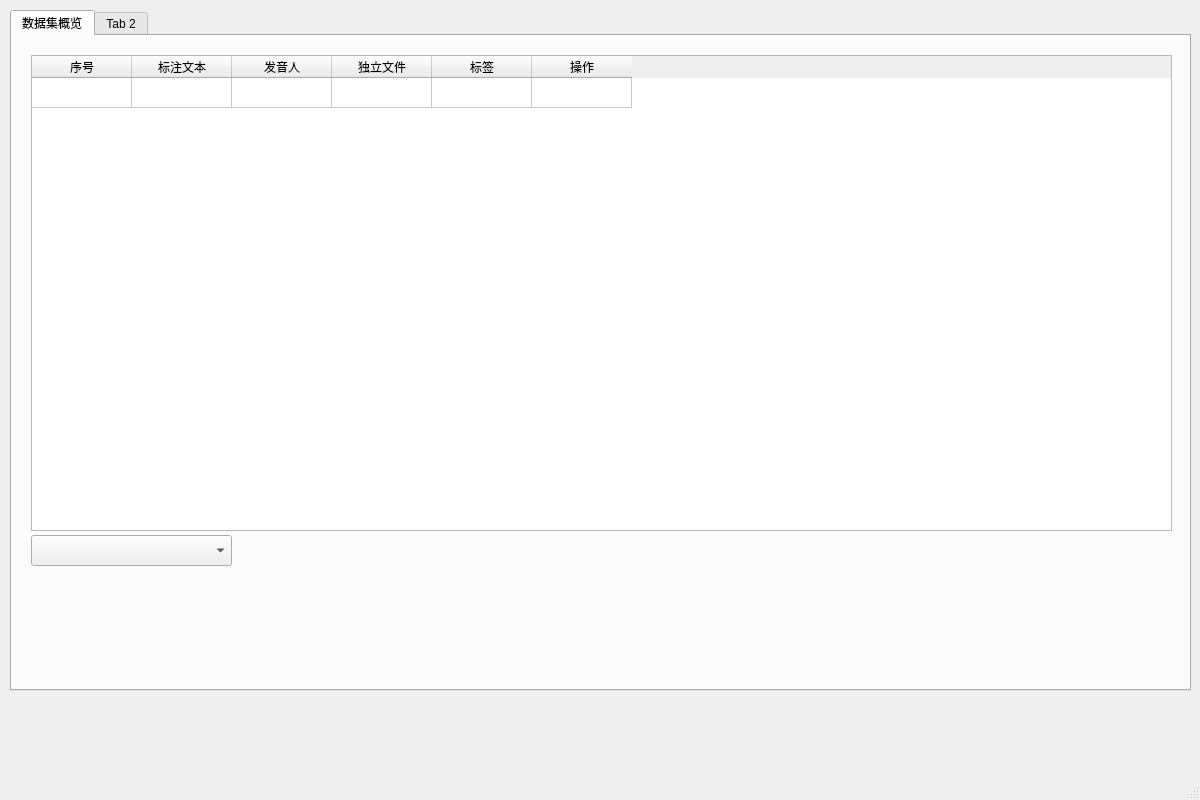
The window that ui/uifiles/dataset_view.ui (kslz/sound_dataset_tools2) describes before a commit, drawn with Qt 5.
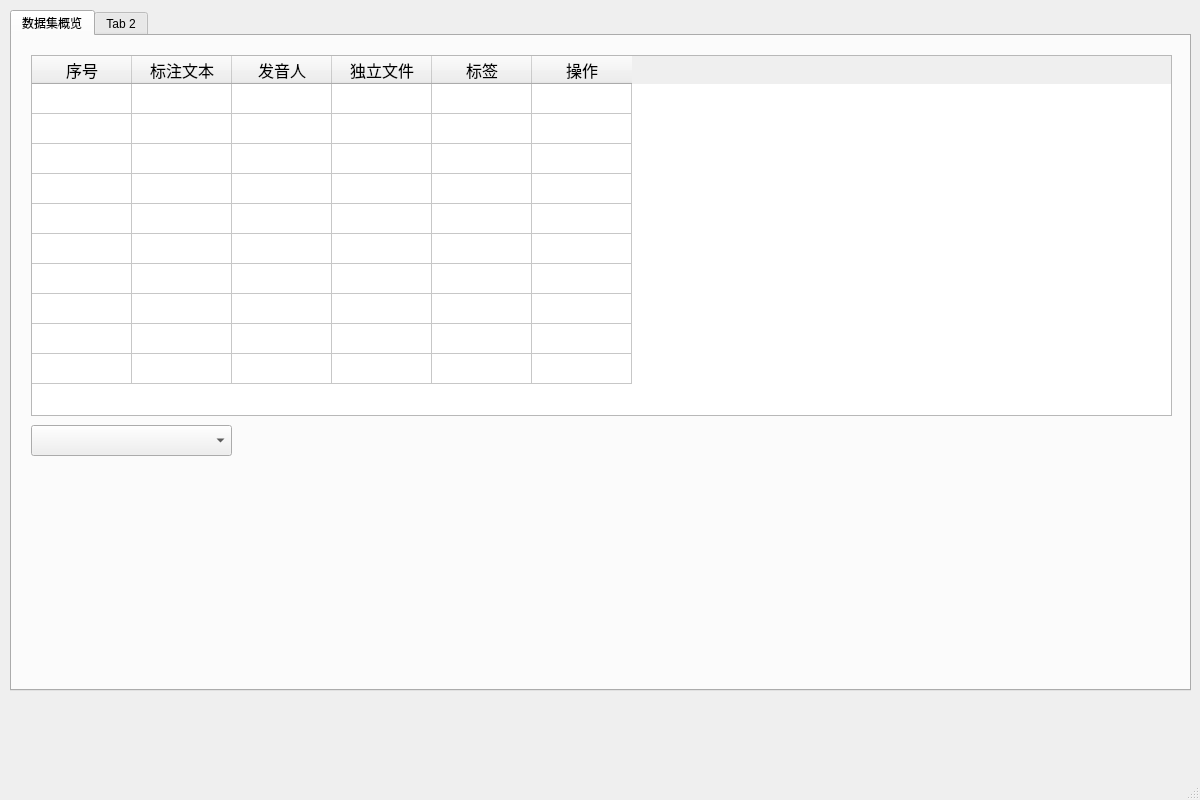
The same window after the commit.

Patch:
```diff
--- a/ui/uifiles/dataset_view.ui
+++ b/ui/uifiles/dataset_view.ui
@@ -39,12 +39,68 @@
            <x>10</x>
            <y>10</y>
            <width>1141</width>
-           <height>476</height>
+           <height>361</height>
           </rect>
          </property>
+         <property name="font">
+          <font>
+           <pointsize>12</pointsize>
+          </font>
+         </property>
+         <property name="editTriggers">
+          <set>QAbstractItemView::NoEditTriggers</set>
+         </property>
          <attribute name="verticalHeaderVisible">
           <bool>false</bool>
          </attribute>
+         <attribute name="verticalHeaderMinimumSectionSize">
+          <number>20</number>
+         </attribute>
+         <row>
+          <property name="text">
+           <string>新建行</string>
+          </property>
+         </row>
+         <row>
+          <property name="text">
+           <string>新建行</string>
+          </property>
+         </row>
+         <row>
+          <property name="text">
+           <string>新建行</string>
+          </property>
+         </row>
+         <row>
+          <property name="text">
+           <string>新建行</string>
+          </property>
+         </row>
+         <row>
+          <property name="text">
+           <string>新建行</string>
+          </property>
+         </row>
+         <row>
+          <property name="text">
+           <string>新建行</string>
+          </property>
+         </row>
+         <row>
+          <property name="text">
+           <string>新建行</string>
+          </property>
+         </row>
+         <row>
+          <property name="text">
+           <string>新建行</string>
+          </property>
+         </row>
+         <row>
+          <property name="text">
+           <string>新建行</string>
+          </property>
+         </row>
          <row>
           <property name="text">
            <string>新建行</string>
@@ -85,7 +141,7 @@
          <property name="geometry">
           <rect>
            <x>10</x>
-           <y>490</y>
+           <y>380</y>
            <width>201</width>
            <height>31</height>
           </rect>
```
Left out of the diff: 4 changed lines with no effect on the pictures.
